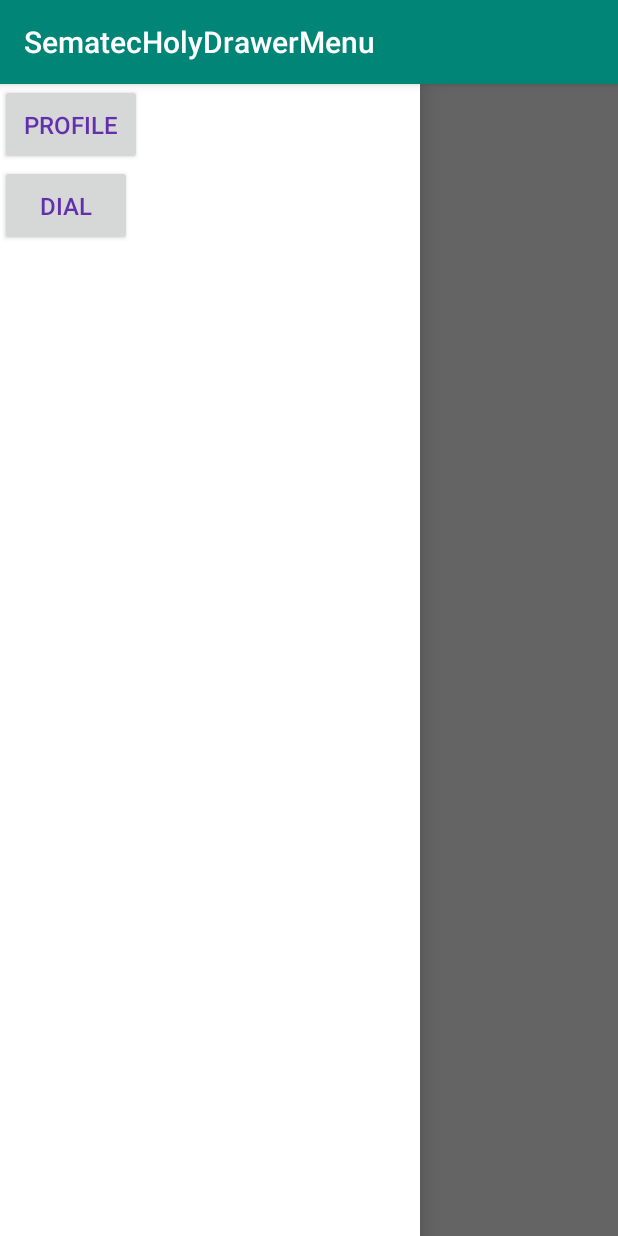
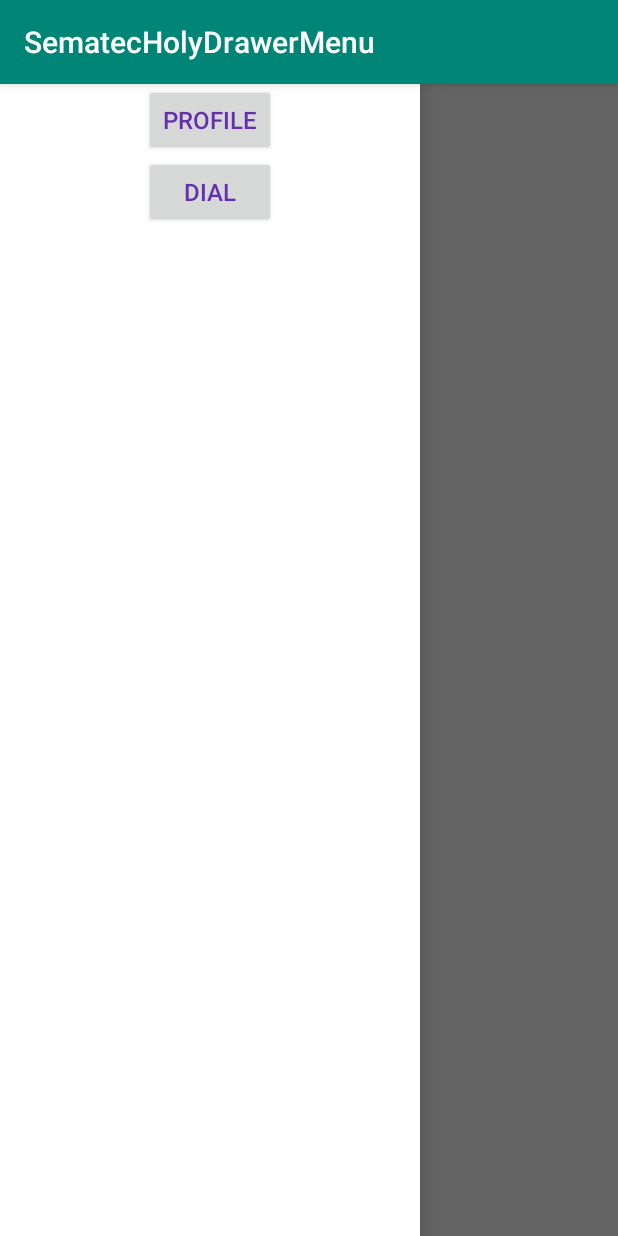
Before and after one commit to holymoon/SematecHolyDrawerMenu, an Android app: the screen it shows after launch (MainActivity), on a phone screen of 412 x 824 dp. Run offline under Robolectric (Android 15) with nearby library versions, the phone set to English and light mode, and no system bars.

Commit message:
some changes in recycler_item

```diff
--- a/app/build.gradle
+++ b/app/build.gradle
@@ -32,4 +32,5 @@ dependencies {
     implementation 'com.android.support:design:29.0.0'
 
 
+
 }
--- a/app/src/main/res/layout/recycler_item.xml
+++ b/app/src/main/res/layout/recycler_item.xml
@@ -4,14 +4,14 @@
     android:layout_width="match_parent"
     android:layout_height="wrap_content"
     android:orientation="vertical"
+    android:layout_gravity="center_vertical"
     tools:context=".MainActivity">
     <Button
         android:layout_width="wrap_content"
         android:layout_height="wrap_content"
         android:textColor="@color/colorPurple"
         android:textSize="16sp"
-        android:padding="16dp"
-        android:id="@+id/btnName"/>
-
-
+        android:padding="8dp"
+        android:layout_gravity="center"
+        android:id="@+id/btnName" />
 </LinearLayout>
```
